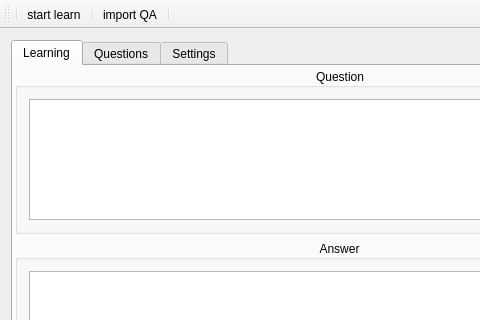
This is GonzalesApp/ui/mainwindow.ui in szymonpi/Gonzales as Qt 5 draws it before an edit; both pictures show x 0 to 480 and y 0 to 320 of the 680 by 520 pixel window. The edited form follows.
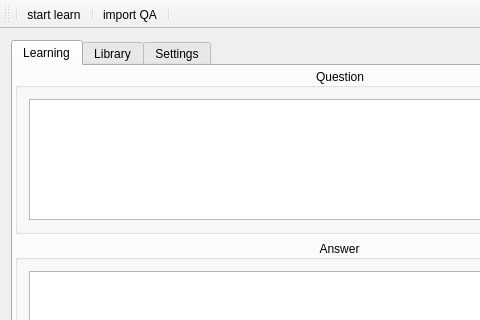
This is the edited form. The open tabs and pages were chosen to show the change. Icons and pictures are not drawn.

What changed in the file:
```diff
--- a/GonzalesApp/ui/mainwindow.ui
+++ b/GonzalesApp/ui/mainwindow.ui
@@ -203,7 +203,7 @@
          <normaloff>:/resources/icons/book.jpg</normaloff>:/resources/icons/book.jpg</iconset>
        </attribute>
        <attribute name="title">
-        <string>Questions</string>
+        <string>Library</string>
        </attribute>
        <layout class="QVBoxLayout" name="verticalLayout_7">
         <item>
```
Left out of the diff: 36 changed lines with no effect on the pictures.
